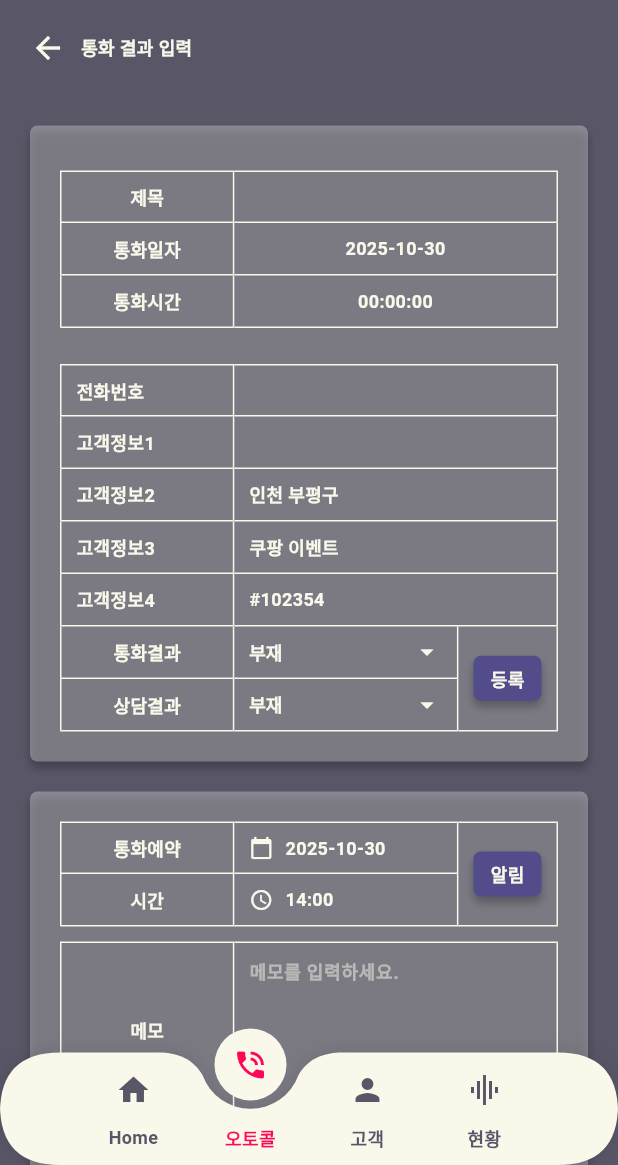
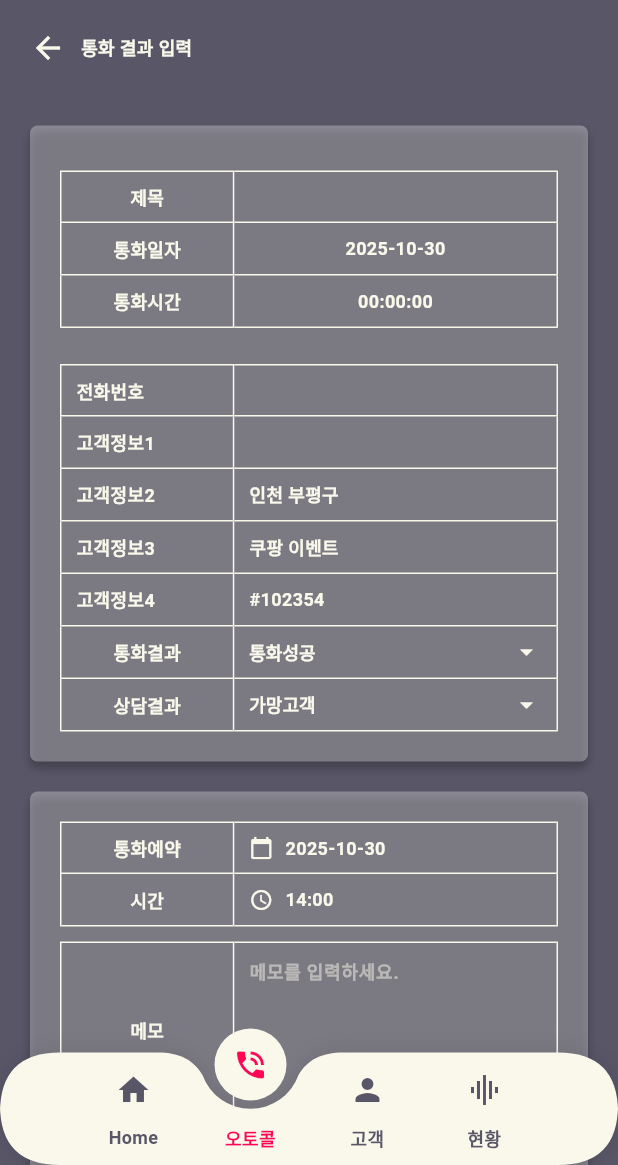
Before and after one commit to Romeobluesky/callup, a Flutter app: the CallResultScreen screen opened directly with empty values, on a phone screen of 412 x 824 dp, the part 71-1236 px from its top. Run offline on Flutter 3.47's test engine with Material 3 defaults, Android fonts, the light colour scheme and no system bars; our stand-ins replace csv, permission_handler, shared_preferences; missing offline and left inert: android_intent_plus, charset_converter, phone_state; accounts and stored records are empty; network calls fail.

Commit message:
admin_02

```diff
--- a/lib/screens/auto_call_screen.dart
+++ b/lib/screens/auto_call_screen.dart
@@ -34,6 +34,8 @@ class _AutoCallScreenState extends State<AutoCallScreen>
   int _countdown = 5;
   String _progress = '0/0';
   List<Map<String, dynamic>> _customers = [];
+  int _totalCustomerCount = 0;  // 전체 고객 수 (처음 로드 시 저장)
+  int _processedCount = 0;  // 이미 처리된 고객 수 (API에서 받음)
 
   // Stream 구독
   StreamSubscription<AutoCallState>? _stateSubscription;
@@ -120,8 +122,10 @@ class _AutoCallScreenState extends State<AutoCallScreen>
             break;
           case AutoCallStatus.callEnded:
             // 통화 종료 시 CallResultScreen으로 이동
+            _callStatus = '통화종료';
+            _currentCustomer = state.customer;  // 통화 종료된 고객 정보 저장
+            _isPaused = false;
             _navigateToCallResult();
-            _isPaused = false;
             break;
           case AutoCallStatus.paused:
             // 결과 등록 후 일시정지 - 다음 고객 정보 표시
@@ -144,7 +148,7 @@ class _AutoCallScreenState extends State<AutoCallScreen>
             // idle 상태일 때 첫 번째 고객 정보 유지 (빈칸으로 만들지 않음)
             if (_customers.isNotEmpty && _currentCustomer == null) {
               _currentCustomer = _customers[0];
-              _progress = '1/${_customers.length}';
+              _progress = '1/$_totalCustomerCount';  // 전체 고객 수 사용
             }
             break;
         }
@@ -163,13 +167,16 @@ class _AutoCallScreenState extends State<AutoCallScreen>
   void _navigateToCallResult() {
     if (_currentCustomer == null) return;
 
+    // customer 객체에서 통화 시간 추출 (기본값 0)
+    final callDuration = _currentCustomer!['callDuration'] ?? 0;
+
     Navigator.push(
       context,
       PageRouteBuilder(
         transitionDuration: const Duration(milliseconds: 200),
         pageBuilder: (context, animation, _) => CallResultScreen(
           customer: _currentCustomer!,
-          callDuration: 0,
+          callDuration: callDuration,
         ),
         transitionsBuilder: (context, animation, secondaryAnimation, child) {
           return FadeTransition(
@@ -245,10 +252,13 @@ class _AutoCallScreenState extends State<AutoCallScreen>
 
       if (result['success'] == true && result['customers'] != null) {
         final customers = result['customers'] as List;
+        final totalCount = result['totalCount'] ?? customers.length;
+        final processedCount = result['processedCount'] ?? 0;
 
         setState(() {
           _customers = customers.map((customer) => {
             'customerId': customer['customerId'],
+            'dbId': dbId,  // DB ID 추가
             'event': customer['eventName'] ?? '-',
             'phone': customer['phone'] ?? '-',
             'name': customer['name'] ?? '-',
@@ -257,9 +267,19 @@ class _AutoCallScreenState extends State<AutoCallScreen>
             'info3': customer['info3'] ?? '-',
             'dataStatus': customer['dataStatus'] ?? '미사용',
           }).toList();
+
+          // 전체 고객 수 저장 (처음에만)
+          if (_totalCustomerCount == 0) {
+            _totalCustomerCount = totalCount;
+          }
+
+          // 처리된 고객 수 저장
+          _processedCount = processedCount;
         });
 
         debugPrint('고객 로드 완료: ${_customers.length}명');
+        debugPrint('전체 고객 수: $_totalCustomerCount명');
+        debugPrint('처리된 고객 수: $_processedCount명');
       } else if (result['requireLogin'] == true) {
         // JWT 토큰 만료 → 로그인 화면으로
         if (!mounted) return;
@@ -310,8 +330,12 @@ class _AutoCallScreenState extends State<AutoCallScreen>
       });
 
       // AutoCallService 시작
-      debugPrint('AutoCallService 시작');
-      await AutoCallService().start(_customers);
+      debugPrint('AutoCallService 시작 - totalCount: $_totalCustomerCount, processedCount: $_processedCount');
+      await AutoCallService().start(
+        _customers,
+        totalCount: _totalCustomerCount,
+        processedCount: _processedCount,
+      );
     } catch (e) {
       debugPrint('_startAutoCalling 에러: $e');
       if (mounted) {
--- a/lib/screens/call_result_screen.dart
+++ b/lib/screens/call_result_screen.dart
@@ -26,14 +26,24 @@ class _CallResultScreenState extends State<CallResultScreen> {
   bool _isOn = false;
   final int _selectedIndex = 1;
 
-  String _callResult = '부재';
-  String _consultResult = '부재';
+  String _callResult = '통화성공';
+  String _consultResult = '가망고객';
   DateTime? _reservationDate;
   TimeOfDay? _reservationTime;
   final TextEditingController _memoController = TextEditingController();
 
-  final List<String> _callResultOptions = ['부재', '통화성공', '통화실패', '번호오류'];
-  final List<String> _consultResultOptions = ['부재', '가망고객', '비가망', '상담완료', '재상담'];
+  final List<String> _callResultOptions = ['통화성공', '부재중', '없는번호'];
+  final List<String> _consultResultOptions = ['재통화', '가망고객', '가입유치', '거절', '수신거부'];
+
+  @override
+  void initState() {
+    super.initState();
+    debugPrint('=== CallResultScreen 초기화 ===');
+    debugPrint('고객 정보: ${widget.customer}');
+    debugPrint('customerId: ${widget.customer['customerId']}');
+    debugPrint('dbId: ${widget.customer['dbId']}');
+    debugPrint('통화 시간: ${widget.callDuration}초');
+  }
 
   @override
   void dispose() {
@@ -601,12 +611,7 @@ class _CallResultScreenState extends State<CallResultScreen> {
             _buildInfoRow('고객정보2', '인천 부평구', labelWidth),
             _buildInfoRow('고객정보3', '쿠팡 이벤트', labelWidth),
             _buildInfoRow('고객정보4', '#102354', labelWidth),
-            Row(
-              crossAxisAlignment: CrossAxisAlignment.start,
-              children: [
-                Expanded(
-                  child: Column(
-                    children: [
+            // 통화결과 / 상담결과 (등록 버튼 제거)
             Row(
               children: [
                 _buildTableCell('통화결과', labelWidth, isHeader: true),
@@ -625,12 +630,6 @@ class _CallResultScreenState extends State<CallResultScreen> {
                     _consultResult = value!;
                   });
                 })),
-                        ],
-                      ),
-                    ],
-                  ),
-                ),
-                _buildButton('등록', buttonWidth, hasTopBorder: false),
               ],
             ),
           ],
@@ -658,12 +657,7 @@ class _CallResultScreenState extends State<CallResultScreen> {
         ),
         child: Column(
           children: [
-            Row(
-              crossAxisAlignment: CrossAxisAlignment.start,
-              children: [
-                Expanded(
-                  child: Column(
-                    children: [
+            // 통화예약 (알림 버튼 제거)
             Row(
               children: [
                 _buildTableCell('통화예약', labelWidth, isHeader: true, hasTopBorder: true),
@@ -739,12 +733,6 @@ class _CallResultScreenState extends State<CallResultScreen> {
                     ),
                   ),
                 ),
-                        ],
-                      ),
-                    ],
-                  ),
-                ),
-                _buildButton('알림', buttonWidth),
               ],
             ),
             const SizedBox(height: 10),
@@ -926,52 +914,6 @@ class _CallResultScreenState extends State<CallResultScreen> {
     );
   }
 
-  Widget _buildButton(String text, double width, {bool hasTopBorder = true, bool hasRightBorder = true, bool hasBottomBorder = true, bool hasLeftBorder = false}) {
-    return Container(
-      width: width,
-      height: 70,
-      decoration: BoxDecoration(
-        border: Border(
-          top: hasTopBorder ? const BorderSide(color: Color(0xFFF9F8EB)) : BorderSide.none,
-          left: hasLeftBorder ? const BorderSide(color: Color(0xFFF9F8EB)) : BorderSide.none,
-          right: hasRightBorder ? const BorderSide(color: Color(0xFFF9F8EB)) : BorderSide.none,
-          bottom: hasBottomBorder ? const BorderSide(color: Color(0xFFF9F8EB)) : BorderSide.none,
-        ),
-      ),
-      child: Center(
-        child: GestureDetector(
-          onTap: () {},
-          child: Container(
-            width: double.infinity,
-            height: 30,
-            margin: const EdgeInsets.symmetric(horizontal: 10),
-            decoration: BoxDecoration(
-              color: const Color(0xFF524C8A),
-              borderRadius: BorderRadius.circular(5),
-              boxShadow: [
-                BoxShadow(
-                  color: Colors.black.withValues(alpha: 0.25),
-                  offset: const Offset(0, 4),
-                  blurRadius: 4,
-                ),
-              ],
-            ),
-            child: Center(
-              child: Text(
-                text,
-                style: const TextStyle(
-                  fontSize: 12,
-                  fontWeight: FontWeight.bold,
-                  color: Color(0xFFF9F8EB),
-                ),
-              ),
-            ),
-          ),
-        ),
-      ),
-    );
-  }
-
   Widget _buildDropdown(String value, List<String> options, Function(String?) onChanged) {
     return Container(
       height: 35,
--- a/lib/screens/dashboard_screen.dart
+++ b/lib/screens/dashboard_screen.dart
@@ -821,9 +821,9 @@ class _DashboardScreenState extends State<DashboardScreen> {
                               ),
                             ),
                           ),
-                          // 갯수
+                          // 갯수 (미사용/총갯수)
                           Text(
-                            '${dbItem['totalCount']}/${dbItem['unusedCount']}',
+                            '${dbItem['unusedCount']}/${dbItem['totalCount']}',
                             style: const TextStyle(
                               fontSize: 12,
                               fontWeight: FontWeight.bold,
--- a/lib/services/auto_call_service.dart
+++ b/lib/services/auto_call_service.dart
@@ -1,6 +1,7 @@
 import 'dart:async';
 import 'package:flutter/material.dart';
 import '../models/auto_call_state.dart';
+import 'db_manager.dart';
 import 'phone_service.dart';
 import 'overlay_service.dart';
 import 'api/auto_call_api_service.dart';
@@ -17,10 +18,13 @@ class AutoCallService {
   // 상태
   bool isRunning = false;
   List<Map<String, dynamic>> customerQueue = [];
-  int currentIndex = 0;
+  int currentIndex = 0;  // 큐 내부 인덱스 (항상 0부터 시작)
+  int totalCustomerCount = 0;  // 전체 배정받은 고객 수
+  int processedCount = 0;  // 실제 처리한 고객 수 (표시용, 5명 처리 후 재개 시 5)
   Timer? _countdownTimer;
   Completer<CallResult>? _callCompleter;
   Map<String, dynamic>? _connectedCustomer;  // 통화 연결된 고객 저장
+  DateTime? _callStartTime;  // 통화 시작 시간
 
   // Stream 컨트롤러
   final _stateController = StreamController<AutoCallState>.broadcast();
@@ -69,15 +73,31 @@ class AutoCallService {
           } else {
             // 카운트다운이 이미 완료된 후 통화 종료
             if (callDuration > 0 && _connectedCustomer != null) {
+              // 통화 시간 계산
+              final callEndTime = DateTime.now();
+              final actualCallDuration = _callStartTime != null
+                  ? callEndTime.difference(_callStartTime!).inSeconds
+                  : callDuration;
+
+              // 통화 시간을 customer 객체에 추가
+              final customerWithDuration = {
+                ..._connectedCustomer!,
+                'callDuration': actualCallDuration,
+              };
+
               // 통화 연결된 후 종료 → CallResultScreen으로 이동
               debugPrint('통화 종료 → CallResultScreen 전환 신호 발송');
               debugPrint('통화 종료된 고객: ${_connectedCustomer!['name']} (저장된 정보 사용)');
+              debugPrint('통화 시간: $actualCallDuration초');
+
               _stateController.add(AutoCallState(
                 status: AutoCallStatus.callEnded,
-                customer: _connectedCustomer!,  // 저장된 연결 고객 정보 사용
-                progress: '${currentIndex + 1}/${customerQueue.length}',
+                customer: customerWithDuration,  // 통화 시간이 포함된 고객 정보
+                progress: '${processedCount + 1}/$totalCustomerCount',
               ));
+
               _connectedCustomer = null;  // 사용 후 초기화
+              _callStartTime = null;  // 시작 시간 초기화
             } else {
               debugPrint('카운트다운 완료 후 무응답 종료 (이미 타임아웃 처리됨)');
             }
@@ -88,12 +108,26 @@ class AutoCallService {
   }
 
   /// 자동 전화 시작
-  Future<void> start(List<Map<String, dynamic>> customers) async {
+  Future<void> start(List<Map<String, dynamic>> customers, {int? totalCount, int? processedCount}) async {
     debugPrint('=== 자동 전화 시작 ===');
-    debugPrint('총 고객 수: ${customers.length}');
+    debugPrint('받은 고객 수: ${customers.length}');
+    debugPrint('전달받은 totalCount: $totalCount');
+    debugPrint('전달받은 processedCount: $processedCount');
+    debugPrint('현재 processedCount: ${this.processedCount}');
+    debugPrint('현재 totalCustomerCount: $totalCustomerCount');
 
     customerQueue = customers;
-    currentIndex = 0;
+    currentIndex = 0;  // 큐 인덱스는 항상 0부터 시작
+
+    // 전체 고객 수 저장 (처음 시작할 때만)
+    if (totalCustomerCount == 0) {
+      totalCustomerCount = totalCount ?? customers.length;
+      this.processedCount = processedCount ?? 0;
+      debugPrint('첫 시작 - totalCustomerCount: $totalCustomerCount, processedCount: ${this.processedCount}');
+    } else {
+      debugPrint('재개 - processedCount: ${this.processedCount}, totalCustomerCount: $totalCustomerCount 유지');
+    }
+
     isRunning = true;
 
     await _processNextCustomer();
@@ -113,9 +147,13 @@ class AutoCallService {
     }
 
     final customer = customerQueue[currentIndex];
-    final progress = '${currentIndex + 1}/${customerQueue.length}';
+    final progress = '${processedCount + 1}/$totalCustomerCount';
 
-    debugPrint('=== 고객 ${currentIndex + 1} 처리 시작 ===');
+    debugPrint('=== 고객 ${processedCount + 1} 처리 시작 ===');
+    debugPrint('currentIndex: $currentIndex (큐 내부)');
+    debugPrint('processedCount: $processedCount (실제 처리)');
+    debugPrint('totalCustomerCount: $totalCustomerCount (전체)');
+    debugPrint('progress: $progress');
     debugPrint('고객명: ${customer['name']}');
     debugPrint('전화번호: ${customer['phone']}');
 
@@ -156,16 +194,18 @@ class AutoCallService {
     // 카운트다운 완료 대기
     final result = await connectionFuture;
 
-    // 오버레이 숨기기
-    await OverlayService.hideOverlay();
+    if (result == CallResult.connected) {
+      // 통화 연결됨 → 오버레이 숨기기
+      await OverlayService.hideOverlay();
 
-    if (result == CallResult.connected) {
       debugPrint('통화 연결됨 → CallResultScreen 대기');
 
       // 통화 연결된 고객 정보 저장 (아직 저장 안 되어 있을 수 있음)
       if (_connectedCustomer == null) {
         _connectedCustomer = customer;
+        _callStartTime = DateTime.now();  // 통화 시작 시간 기록
         debugPrint('통화 연결된 고객 저장: ${customer['name']}');
+        debugPrint('통화 시작 시간: $_callStartTime');
       }
 
       // 통화 연결 → CallResultScreen으로 이동
@@ -178,18 +218,22 @@ class AutoCallService {
     } else if (result == CallResult.timeout) {
       debugPrint('15초 타임아웃 → 전화 강제 종료 후 부재중 저장');
 
+      // 오버레이는 숨기지 않고 유지 (다음 고객으로 바로 전환)
+
       // 현재 통화 강제 종료
       await PhoneService.endCall();
-      await Future.delayed(const Duration(milliseconds: 800)); // Call Log 업데이트 대기 (안전 시간)
+      await Future.delayed(const Duration(milliseconds: 500)); // Call Log 업데이트 대기
 
       // 부재중 자동 저장
       await _saveAutoResult(customer, '부재중');
 
-      // 다음 고객으로
+      // 다음 고객으로 (오버레이는 _processNextCustomer에서 업데이트됨)
       currentIndex++;
+      processedCount++;  // 처리한 고객 수 증가
       await _processNextCustomer();
     } else {
-      // cancelled
+      // cancelled - 오버레이 숨기기
+      await OverlayService.hideOverlay();
       debugPrint('사용자가 중지함');
     }
   }
@@ -256,6 +300,7 @@ class AutoCallService {
 
     // 2. 다음 고객 정보 가져오기
     currentIndex++;  // 현재 고객 건너뛰고 다음으로
+    processedCount++;  // 처리한 고객 수 증가
     final nextCustomer = getCurrentCustomer();
 
     if (nextCustomer != null) {
@@ -263,9 +308,9 @@ class AutoCallService {
       _stateController.add(AutoCallState(
         status: AutoCallStatus.paused,
         customer: nextCustomer,
-        progress: '${currentIndex + 1}/${customerQueue.length}',
+        progress: '${processedCount + 1}/$totalCustomerCount',
       ));
-      debugPrint('일시정지: 다음 고객 정보 표시 (${currentIndex + 1}/${customerQueue.length})');
+      debugPrint('일시정지: 다음 고객 정보 표시 (${processedCount + 1}/$totalCustomerCount)');
     } else {
       // 4. 더 이상 고객이 없으면 완전 중지
       stop();
@@ -296,15 +341,16 @@ class AutoCallService {
     }
 
     currentIndex++;
+    processedCount++;  // 처리한 고객 수 증가
 
     // 다음 고객 정보가 있으면 paused 상태로 전환 (AutoCallScreen에 다음 고객 표시)
     final nextCustomer = getCurrentCustomer();
     if (nextCustomer != null) {
-      debugPrint('다음 고객 정보 표시 (일시정지 상태)');
+      debugPrint('다음 고객 정보 표시 (일시정지 상태): ${processedCount + 1}/$totalCustomerCount');
       _stateController.add(AutoCallState(
         status: AutoCallStatus.paused,
         customer: nextCustomer,
-        progress: '${currentIndex + 1}/${customerQueue.length}',
+        progress: '${processedCount + 1}/$totalCustomerCount',
       ));
     } else {
       // 다음 고객이 없으면 완료
@@ -328,15 +374,23 @@ class AutoCallService {
   /// 자동 부재중 저장
   Future<void> _saveAutoResult(Map<String, dynamic> customer, String result) async {
     debugPrint('자동 저장: ${customer['name']} - $result');
+    debugPrint('고객 데이터: $customer');
 
     try {
       final customerId = customer['customerId'];
-      final dbId = customer['dbId'];
+      final dbId = DBManager().selectedDB?['dbId'] ?? DBManager().selectedDB?['id'];
 
-      if (customerId == null || dbId == null) {
-        debugPrint('고객 ID 또는 DB ID가 없어 자동 저장 불가');
+      if (customerId == null) {
+        debugPrint('❌ 고객 ID가 없어 자동 저장 불가');
         return;
       }
+
+      if (dbId == null) {
+        debugPrint('❌ DB ID가 없어 자동 저장 불가');
+        return;
+      }
+
+      debugPrint('API 호출: customerId=$customerId, dbId=$dbId, result=$result');
 
       // API로 부재중 결과 저장
       final apiResult = await AutoCallApiService.saveAutoCallLog(
@@ -348,12 +402,12 @@ class AutoCallService {
       );
 
       if (apiResult['success'] == true) {
-        debugPrint('자동 저장 성공: ${customer['name']} - $result');
+        debugPrint('✅ 자동 저장 성공: ${customer['name']} - $result');
       } else {
-        debugPrint('자동 저장 실패: ${apiResult['message']}');
+        debugPrint('❌ 자동 저장 실패: ${apiResult['message']}');
       }
     } catch (e) {
-      debugPrint('자동 저장 오류: $e');
+      debugPrint('❌ 자동 저장 오류: $e');
     }
   }
 
```
Also changed, not shown: .claude/settings.local.json, 1 other file. Lines whose indentation alone changed are shown as unchanged.
